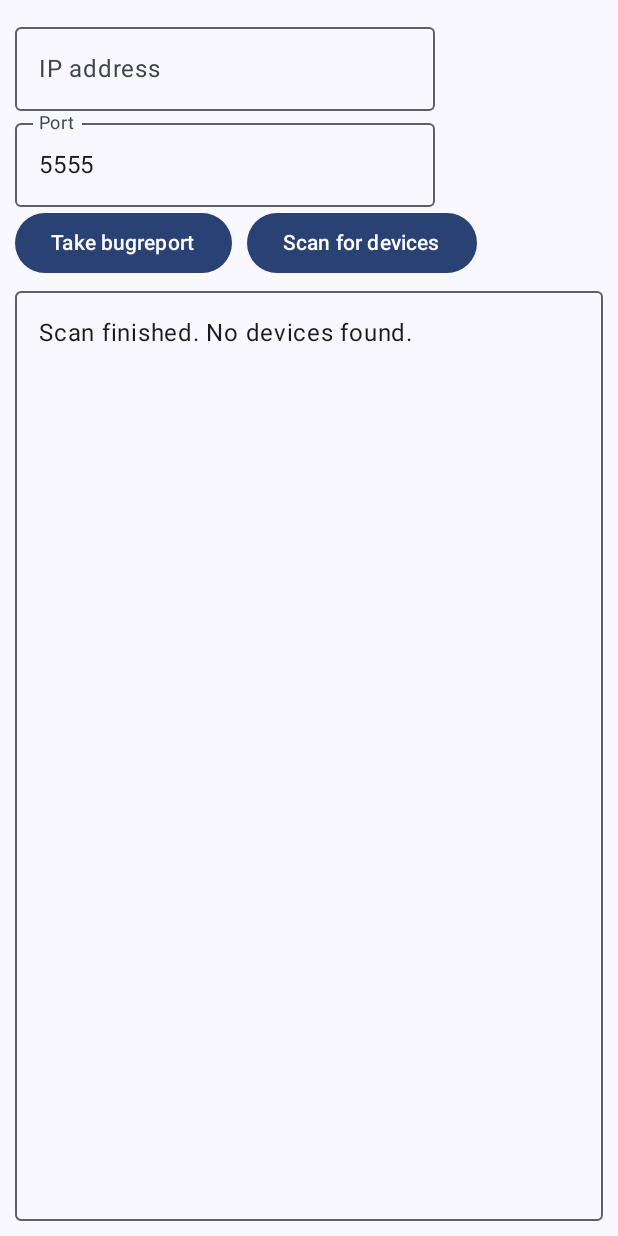
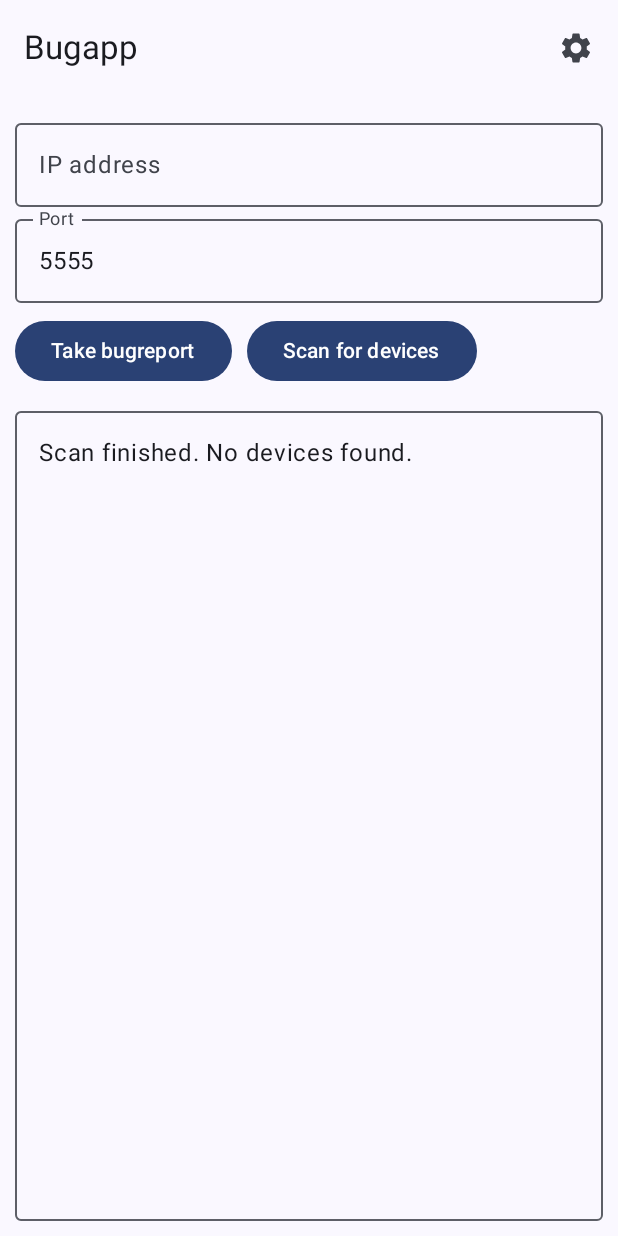
Before and after one commit to johnnytk/bugapp, an Android app built with Jetpack Compose: the screen it shows after launch (MainActivity), after a tap on "Scan for devices", on a phone screen of 412 x 824 dp. Run offline under Robolectric (Android 15) with nearby library versions, the phone set to English and light mode, and no system bars; 1 other tap on this screen came first.

Commit message:
Scan all wifi networks
Needed when setting up a local hotspot

```diff
--- a/app/src/main/java/com/app/bugapp/AdbConnection.kt
+++ b/app/src/main/java/com/app/bugapp/AdbConnection.kt
@@ -30,7 +30,7 @@ class AdbConnection(private val context: Context) {
         return true
     }
 
-    suspend fun scanForDevices(port: Int, progressCallback: (String) -> Unit): String? {
+    suspend fun scanForDevices(port: Int, timeout: Int, progressCallback: (String) -> Unit): String? {
         val connectivityManager = context.getSystemService(Context.CONNECTIVITY_SERVICE) as ConnectivityManager
         val networks = connectivityManager.allNetworks
         val wifiNetworks = networks.filter {
@@ -54,7 +54,7 @@ class AdbConnection(private val context: Context) {
                         if (host == ipAddressString) continue
 
                         progressCallback("Scanning $host:$port...\n")
-                        if (isPortOpen(host, port, 100)) {
+                        if (isPortOpen(host, port, timeout)) {
                             progressCallback("Found device at $host\n")
                             return host
                         }
@@ -68,6 +68,7 @@ class AdbConnection(private val context: Context) {
     }
 
     private fun isPortOpen(ip: String, port: Int, timeout: Int): Boolean {
+        Log.d(tag, "Attempting to connect to $ip:$port")
         return try {
             val socket = Socket()
             socket.connect(InetSocketAddress(ip, port), timeout)
--- a/app/src/main/java/com/app/bugapp/MainActivity.kt
+++ b/app/src/main/java/com/app/bugapp/MainActivity.kt
@@ -1,5 +1,6 @@
 package com.app.bugapp
 
+import android.content.SharedPreferences
 import android.media.RingtoneManager
 import android.os.Bundle
 import androidx.activity.ComponentActivity
@@ -8,15 +9,28 @@ import androidx.activity.enableEdgeToEdge
 import androidx.compose.foundation.layout.Arrangement
 import androidx.compose.foundation.layout.Column
 import androidx.compose.foundation.layout.Row
+import androidx.compose.foundation.layout.Spacer
 import androidx.compose.foundation.layout.fillMaxSize
 import androidx.compose.foundation.layout.fillMaxWidth
+import androidx.compose.foundation.layout.height
 import androidx.compose.foundation.layout.padding
+import androidx.compose.foundation.layout.width
+import androidx.compose.foundation.shape.RoundedCornerShape
 import androidx.compose.foundation.text.KeyboardOptions
+import androidx.compose.material.icons.Icons
+import androidx.compose.material.icons.filled.Settings
 import androidx.compose.material3.Button
+import androidx.compose.material3.Card
+import androidx.compose.material3.ExperimentalMaterial3Api
+import androidx.compose.material3.Icon
+import androidx.compose.material3.IconButton
 import androidx.compose.material3.LinearProgressIndicator
 import androidx.compose.material3.OutlinedTextField
 import androidx.compose.material3.Scaffold
 import androidx.compose.material3.Text
+import androidx.compose.material3.TopAppBar
+import androidx.compose.runtime.Composable
+import androidx.compose.runtime.MutableIntState
 import androidx.compose.runtime.mutableIntStateOf
 import androidx.compose.runtime.mutableStateOf
 import androidx.compose.runtime.remember
@@ -25,6 +39,7 @@ import androidx.compose.ui.Alignment
 import androidx.compose.ui.Modifier
 import androidx.compose.ui.text.input.KeyboardType
 import androidx.compose.ui.unit.dp
+import androidx.compose.ui.window.Dialog
 import androidx.core.content.edit
 import com.app.bugapp.ui.theme.BugappTheme
 import kotlinx.coroutines.Dispatchers
@@ -32,6 +47,7 @@ import kotlinx.coroutines.launch
 import kotlinx.coroutines.withContext
 
 
+@OptIn(ExperimentalMaterial3Api::class)
 class MainActivity : ComponentActivity() {
     private val context by lazy { applicationContext }
     private lateinit var adbConnection: AdbConnection
@@ -48,17 +64,39 @@ class MainActivity : ComponentActivity() {
 
         setContent {
             BugappTheme {
+                val mPrefs = getSharedPreferences("bugapp_prefs", 0)
+                val mAddress = mPrefs.getString("address", "")
+                val mTimeout = mPrefs.getInt("timeout", 50)
 
-                Scaffold(modifier = Modifier.fillMaxSize()) { innerPadding ->
-                    val mPrefs = getSharedPreferences("label", 0)
-                    val mAddress = mPrefs.getString("address", "")
+                val address = remember { mutableStateOf(mAddress.toString()) }
+                val port = remember { mutableIntStateOf(5555) }
+                val timeout = remember { mutableIntStateOf(mTimeout) }
+                val statusText = remember { mutableStateOf("") }
+                val buttonsEnabled = remember { mutableStateOf(true) }
+                val loading = remember { mutableStateOf(false) }
+                val showSettingsDialog = remember { mutableStateOf(false) }
+
+                Scaffold(modifier = Modifier.fillMaxSize(),
+                    topBar = {
+                        TopAppBar(
+                            title = { Text("Bugapp") },
+                            actions = {
+                                IconButton(onClick = { showSettingsDialog.value = true }) {
+                                    Icon(Icons.Filled.Settings, contentDescription = "Settings")
+                                }
+                            }
+                        )
+                    }
+                ) { innerPadding ->
                     val coroutineScope = rememberCoroutineScope()
 
-                    val address = remember { mutableStateOf(mAddress.toString()) }
-                    val port = remember { mutableIntStateOf(5555) }
-                    val statusText = remember { mutableStateOf("") }
-                    val buttonsEnabled = remember { mutableStateOf(true) }
-                    val loading = remember { mutableStateOf(false) }
+                    if (showSettingsDialog.value) {
+                        SettingsDialog(
+                            timeout = timeout,
+                            mPrefs = mPrefs,
+                            onDismiss = { showSettingsDialog.value = false })
+                    }
+
                     Column(
                         verticalArrangement = Arrangement.Top,
                         horizontalAlignment = Alignment.Start,
@@ -72,15 +110,17 @@ class MainActivity : ComponentActivity() {
                             singleLine = true,
                             onValueChange = { address.value = it },
                             label = { Text(text = "IP address") },
+                            modifier = Modifier.fillMaxWidth()
                         )
                         OutlinedTextField(
                             value = port.intValue.toString().trim(),
                             keyboardOptions = KeyboardOptions(keyboardType = KeyboardType.Number),
                             singleLine = true,
-                            onValueChange = { port.intValue = it.toInt() },
+                            onValueChange = { port.intValue = it.toIntOrNull() ?: 5555 },
                             label = { Text(text = "Port") },
+                            modifier = Modifier.fillMaxWidth()
                         )
-                        Row {
+                        Row(modifier = Modifier.padding(top = 8.dp)) {
                             Button(
                                 enabled = buttonsEnabled.value,
                                 onClick = {
@@ -89,9 +129,7 @@ class MainActivity : ComponentActivity() {
                                         loading.value = true
                                         coroutineScope.launch(Dispatchers.IO) {
                                             if (adbConnection.connect(address.value, port.intValue)) {
-                                                mPrefs.edit {
-                                                    putString("address", address.value)
-                                                }
+                                                mPrefs.edit { putString("address", address.value) }
                                                 withContext(Dispatchers.Main) {
                                                     statusText.value += "Collecting bugreport...\n"
                                                 }
@@ -130,7 +168,7 @@ class MainActivity : ComponentActivity() {
                                             statusText.value = ""
                                         }
 
-                                        val foundIp = adbConnection.scanForDevices(port.intValue) { progress ->
+                                        val foundIp = adbConnection.scanForDevices(port.intValue, timeout.intValue) { progress ->
                                             coroutineScope.launch(Dispatchers.Main) {
                                                 statusText.value += progress
                                             }
@@ -149,22 +187,57 @@ class MainActivity : ComponentActivity() {
                             }
                         }
 
+
                         if (loading.value) {
-                            LinearProgressIndicator(modifier = Modifier.fillMaxWidth())
+                            LinearProgressIndicator(modifier = Modifier.fillMaxWidth().padding(top = 8.dp))
                         }
                         OutlinedTextField(
                             value = statusText.value,
                             readOnly = true,
                             onValueChange = { },
-                            modifier = Modifier.fillMaxSize(),
+                            modifier = Modifier.fillMaxSize().padding(top = 8.dp),
                             label = { Text(text = "") },
                         )
 
                     }
                 }
-
-
             }
         }
     }
 }
+
+@Composable
+fun SettingsDialog(timeout: MutableIntState, mPrefs: SharedPreferences, onDismiss: () -> Unit) {
+    Dialog(onDismissRequest = onDismiss) {
+        Card(
+            modifier = Modifier
+                .fillMaxWidth()
+                .padding(16.dp),
+            shape = RoundedCornerShape(16.dp),
+        ) {
+            Column(
+                modifier = Modifier.padding(16.dp),
+                horizontalAlignment = Alignment.CenterHorizontally
+            ) {
+                Text("Settings", style = androidx.compose.material3.MaterialTheme.typography.titleLarge)
+                Spacer(modifier = Modifier.height(16.dp))
+                OutlinedTextField(
+                    value = timeout.intValue.toString().trim(),
+                    onValueChange = {
+                        val newTimeout = it.toIntOrNull() ?: 50
+                        timeout.intValue = newTimeout
+                        mPrefs.edit { putInt("timeout", newTimeout) }
+                    },
+                    label = { Text(text = "Scan Timeout (ms)") },
+                    keyboardOptions = KeyboardOptions(keyboardType = KeyboardType.Number),
+                    singleLine = true,
+                    modifier = Modifier.fillMaxWidth()
+                )
+                Spacer(modifier = Modifier.height(16.dp))
+                Button(onClick = onDismiss) {
+                    Text("Done")
+                }
+            }
+        }
+    }
+}
```
